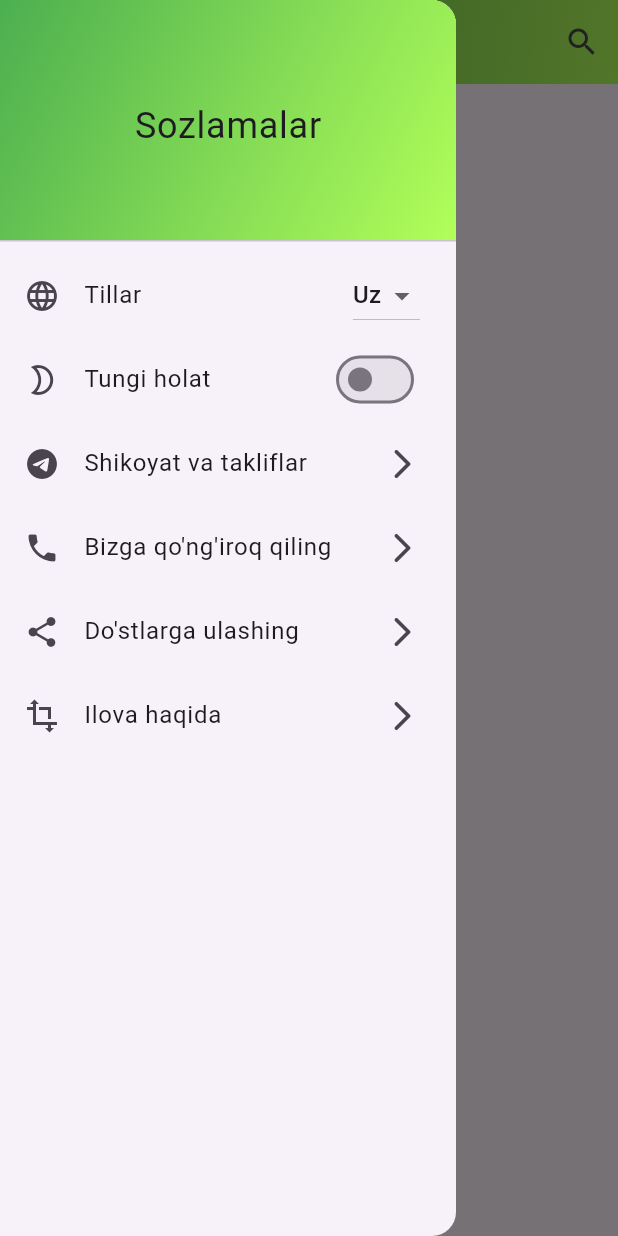
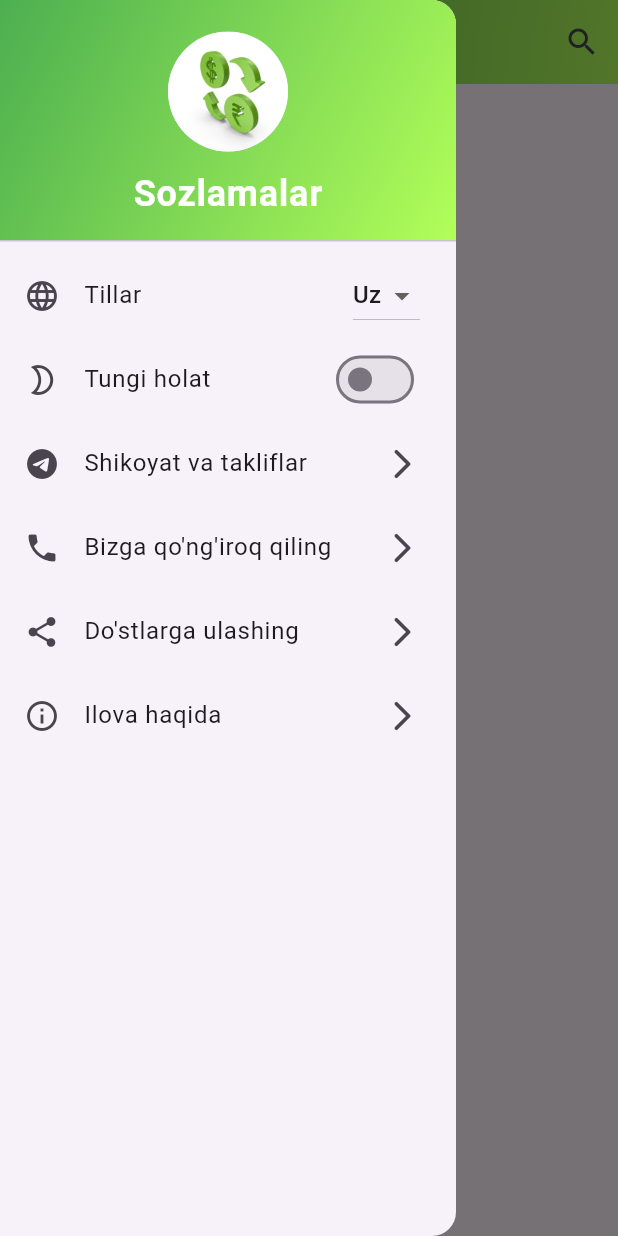
Before and after one commit to Bakhodir95/exchange_app, a Flutter app: the screen it shows after launch, with the side drawer open, on a phone screen of 412 x 824 dp. Run offline on Flutter 3.47's test engine with Material 3 defaults, Android fonts, the phone set to English and light mode, and no system bars; drawn by our look-alikes of carousel_slider; our stand-ins replace bloc, dio, easy_localization, equatable, flutter_bloc, shared_preferences; network calls fail.

Commit message:
saved logo

```diff
--- a/lib/src/ui/screens/home_screen.dart
+++ b/lib/src/ui/screens/home_screen.dart
@@ -61,7 +61,9 @@ class _ExchangeRateScreenState extends State<ExchangeRateScreen> {
             ),
           ),
         ),
-        body: BlocBuilder<ExchangeRateBloc, ExchangeRateState>(
+        body: Padding(
+          padding: const EdgeInsets.all(8.0),
+          child: BlocBuilder<ExchangeRateBloc, ExchangeRateState>(
             builder: (context, state) {
               if (state is ExchangeRateLoading) {
                 return const Center(child: CircularProgressIndicator());
@@ -73,18 +75,20 @@ class _ExchangeRateScreenState extends State<ExchangeRateScreen> {
 
                 filteredExchanges.sort((a, b) => a.sell!.compareTo(b.sell!));
 
-              return CarouselSlider(
+                return CarouselSlider.builder(
                   options: CarouselOptions(
                     height: MediaQuery.of(context).size.height,
                     autoPlay: true,
                     autoPlayInterval: const Duration(seconds: 6),
                     enableInfiniteScroll: true,
                     scrollDirection: Axis.vertical,
-                    viewportFraction: 0.33),
-                items: filteredExchanges.map((exchange) {
-                  return Builder(
-                    builder: (BuildContext context) {
-                      return Container(
+                    viewportFraction: 0.33,
+                    enlargeCenterPage: true, // Keep this true
+                  ),
+                  itemCount: filteredExchanges.length,
+                  itemBuilder: (context, index, realIndex) {
+                    return Center(
+                      child: Container(
                         width: MediaQuery.of(context).size.width,
                         decoration: const BoxDecoration(
                           color: Colors.white,
@@ -99,12 +103,11 @@ class _ExchangeRateScreenState extends State<ExchangeRateScreen> {
                         ),
                         child: Padding(
                           padding: const EdgeInsets.all(8.0),
-                          child: HomeWidget(exchange: exchange),
+                          child: HomeWidget(exchange: filteredExchanges[index]),
+                        ),
                       ),
                     );
                   },
-                  );
-                }).toList(),
                 );
               } else if (state is ExchangeRateError) {
                 return Center(child: Text('Error: ${state.message}'));
@@ -114,6 +117,7 @@ class _ExchangeRateScreenState extends State<ExchangeRateScreen> {
             },
           ),
         ),
+      ),
     );
   }
 }
--- a/lib/src/ui/screens/settings_screen.dart
+++ b/lib/src/ui/screens/settings_screen.dart
@@ -30,13 +30,23 @@ class _SettingsScreenState extends State<SettingsScreen> {
                 end: Alignment.bottomRight,
               ),
             ),
-            child: Center(
-              child: Text(
-                context.tr("settings"),
-                style: const TextStyle(
-                  fontSize: 24,
+            child: Column(
+              mainAxisAlignment: MainAxisAlignment.center,
+              children: [
+                const CircleAvatar(
+                  radius: 40,
+                  backgroundImage: AssetImage('assets/images/splash.png'),
                 ),
-              ),
+                const SizedBox(height: 10),
+                Text(
+                  context.tr("settings"),
+                  style: const TextStyle(
+                    fontSize: 24,
+                    fontWeight: FontWeight.bold,
+                    color: Colors.white,
+                  ),
+                ),
+              ],
             ),
           ),
           ListTile(
@@ -109,13 +119,12 @@ class _SettingsScreenState extends State<SettingsScreen> {
           ),
           ListTile(
             onTap: () {
-              // BlocProvider.of<ExchangeRateBloc>(context).add(AboutUsViewed());
               Navigator.push(
                 context,
                 MaterialPageRoute(builder: (context) => AboutAppScreen()),
               );
             },
-            leading: const Icon(Icons.transform_sharp),
+            leading: const Icon(Icons.info_outline),
             title: Text("about_the_app".tr()),
             trailing: const Icon(Icons.arrow_forward_ios_rounded),
           ),
```
Also changed, not shown: lib/src/services/searchviewdelegate.dart (+14 -7 lines). Lines whose indentation alone changed are shown as unchanged.
